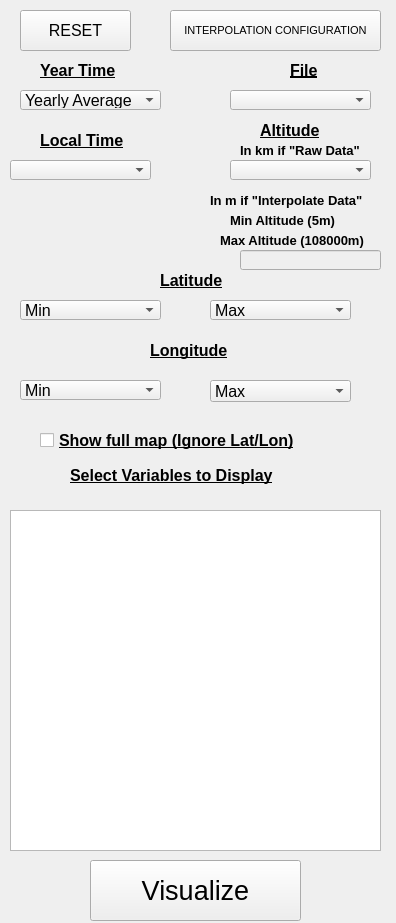
davidsr21/mcd_visualizer, file mcd_visualizer_dockwidget_base.ui: the form before one commit.
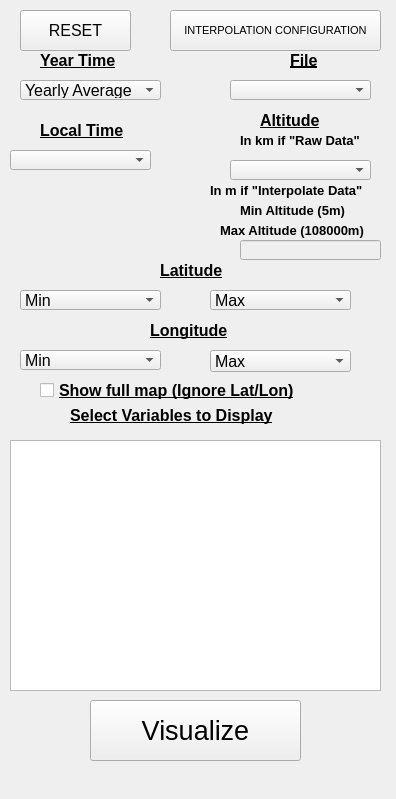
The form after the commit.

Commit message: Modified GUI for profile tool

The edit to the form file:
```diff
--- a/mcd_visualizer_dockwidget_base.ui
+++ b/mcd_visualizer_dockwidget_base.ui
@@ -7,7 +7,7 @@
     <x>0</x>
     <y>0</y>
     <width>396</width>
-    <height>923</height>
+    <height>799</height>
    </rect>
   </property>
   <property name="minimumSize">
@@ -38,7 +38,7 @@
     <property name="geometry">
      <rect>
       <x>40</x>
-      <y>60</y>
+      <y>50</y>
       <width>111</width>
       <height>21</height>
      </rect>
@@ -59,7 +59,7 @@
     <property name="geometry">
      <rect>
       <x>20</x>
-      <y>90</y>
+      <y>80</y>
       <width>141</width>
       <height>20</height>
      </rect>
@@ -154,7 +154,7 @@
     <property name="geometry">
      <rect>
       <x>230</x>
-      <y>90</y>
+      <y>80</y>
       <width>141</width>
       <height>20</height>
      </rect>
@@ -169,7 +169,7 @@
     <property name="geometry">
      <rect>
       <x>40</x>
-      <y>130</y>
+      <y>120</y>
       <width>111</width>
       <height>21</height>
      </rect>
@@ -190,7 +190,7 @@
     <property name="geometry">
      <rect>
       <x>10</x>
-      <y>160</y>
+      <y>150</y>
       <width>141</width>
       <height>20</height>
      </rect>
@@ -214,7 +214,7 @@
     <property name="geometry">
      <rect>
       <x>260</x>
-      <y>120</y>
+      <y>110</y>
       <width>71</width>
       <height>21</height>
      </rect>
@@ -255,7 +255,7 @@
     <property name="geometry">
      <rect>
       <x>160</x>
-      <y>270</y>
+      <y>260</y>
       <width>91</width>
       <height>21</height>
      </rect>
@@ -276,7 +276,7 @@
     <property name="geometry">
      <rect>
       <x>150</x>
-      <y>340</y>
+      <y>320</y>
       <width>101</width>
       <height>21</height>
      </rect>
@@ -297,7 +297,7 @@
     <property name="geometry">
      <rect>
       <x>20</x>
-      <y>380</y>
+      <y>350</y>
       <width>141</width>
       <height>20</height>
      </rect>
@@ -317,7 +317,7 @@
     <property name="geometry">
      <rect>
       <x>70</x>
-      <y>460</y>
+      <y>400</y>
       <width>281</width>
       <height>31</height>
      </rect>
@@ -338,7 +338,7 @@
     <property name="geometry">
      <rect>
       <x>90</x>
-      <y>860</y>
+      <y>700</y>
       <width>211</width>
       <height>61</height>
      </rect>
@@ -356,7 +356,7 @@
     <property name="geometry">
      <rect>
       <x>40</x>
-      <y>430</y>
+      <y>380</y>
       <width>351</width>
       <height>21</height>
      </rect>
@@ -377,7 +377,7 @@
     <property name="geometry">
      <rect>
       <x>20</x>
-      <y>300</y>
+      <y>290</y>
       <width>141</width>
       <height>20</height>
      </rect>
@@ -397,7 +397,7 @@
     <property name="geometry">
      <rect>
       <x>210</x>
-      <y>300</y>
+      <y>290</y>
       <width>141</width>
       <height>20</height>
      </rect>
@@ -417,7 +417,7 @@
     <property name="geometry">
      <rect>
       <x>210</x>
-      <y>380</y>
+      <y>350</y>
       <width>141</width>
       <height>22</height>
      </rect>
@@ -437,7 +437,7 @@
     <property name="geometry">
      <rect>
       <x>290</x>
-      <y>60</y>
+      <y>50</y>
       <width>81</width>
       <height>20</height>
      </rect>
@@ -476,9 +476,9 @@
     <property name="geometry">
      <rect>
       <x>10</x>
-      <y>510</y>
+      <y>440</y>
       <width>371</width>
-      <height>341</height>
+      <height>251</height>
      </rect>
     </property>
     <property name="font">
@@ -515,7 +515,7 @@
     <property name="geometry">
      <rect>
       <x>240</x>
-      <y>140</y>
+      <y>130</y>
       <width>131</width>
       <height>21</height>
      </rect>
@@ -536,7 +536,7 @@
     <property name="geometry">
      <rect>
       <x>210</x>
-      <y>190</y>
+      <y>180</y>
       <width>171</width>
       <height>21</height>
      </rect>
@@ -560,7 +560,7 @@
     <property name="geometry">
      <rect>
       <x>240</x>
-      <y>250</y>
+      <y>240</y>
       <width>141</width>
       <height>20</height>
      </rect>
@@ -579,8 +579,8 @@
    <widget class="QLabel" name="Label_Altitud_4">
     <property name="geometry">
      <rect>
-      <x>230</x>
-      <y>210</y>
+      <x>240</x>
+      <y>200</y>
       <width>171</width>
       <height>21</height>
      </rect>
@@ -601,7 +601,7 @@
     <property name="geometry">
      <rect>
       <x>220</x>
-      <y>230</y>
+      <y>220</y>
       <width>171</width>
       <height>21</height>
      </rect>
```
The commit also changes 5 other files.
